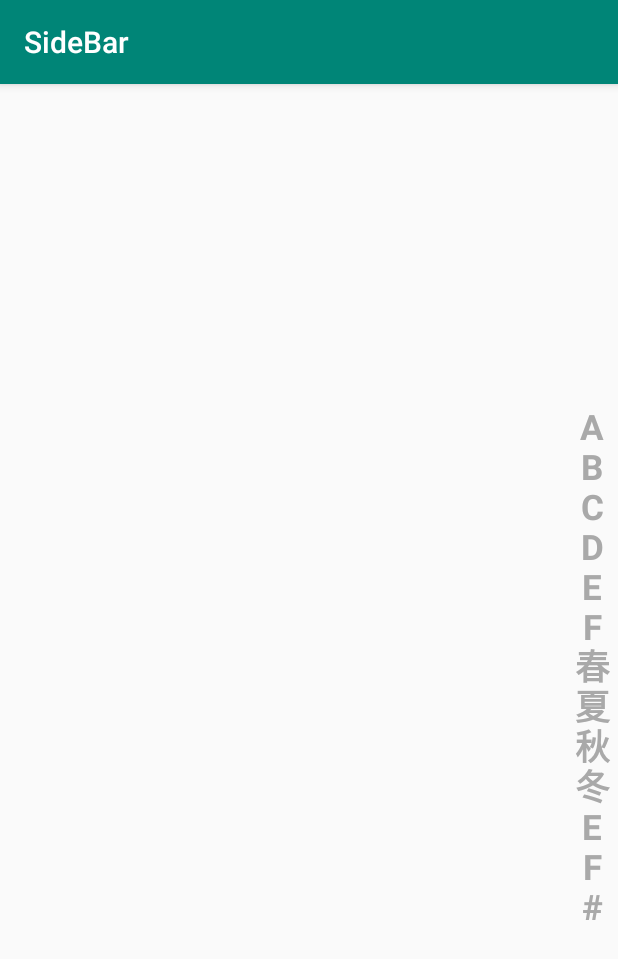
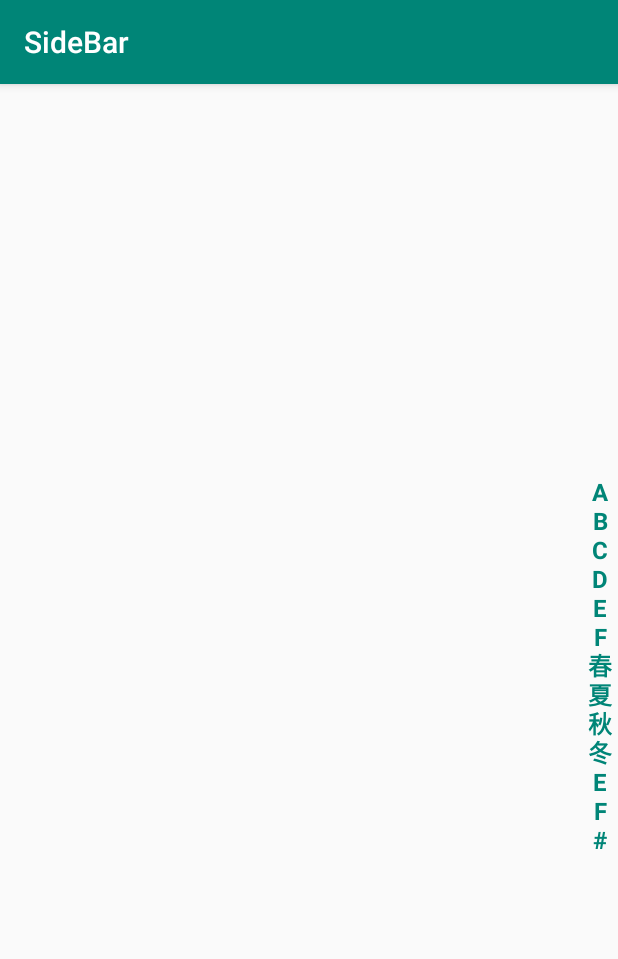
Before and after one commit to 4happymeatball/SideBar, an Android app: the screen it shows after launch (TestActivity), on a phone screen of 412 x 824 dp. Shown: the top 959 px of the screen. Run offline under Robolectric (Android 15) with nearby library versions, the phone set to English and light mode, and no system bars.

Commit message:
update to 1.0.2

```diff
--- a/app/src/main/res/layout/activity_test.xml
+++ b/app/src/main/res/layout/activity_test.xml
@@ -8,10 +8,12 @@
 
     <TextView
         android:id="@+id/hint"
-        android:layout_width="60dp"
-        android:layout_height="60dp"
+        android:layout_width="90dp"
+        android:layout_height="90dp"
+        android:background="@color/colorPrimary"
         android:gravity="center"
-        android:background="@color/colorPrimary"
+        android:textSize="28sp"
+        android:textStyle="bold"
         android:visibility="gone"
 
         app:layout_constraintBottom_toBottomOf="parent"
@@ -23,9 +25,12 @@
         android:id="@+id/sideBar"
         android:layout_width="wrap_content"
         android:layout_height="wrap_content"
-
         app:layout_constraintBottom_toBottomOf="parent"
         app:layout_constraintEnd_toEndOf="parent"
-        app:layout_constraintTop_toTopOf="parent" />
+        app:layout_constraintTop_toTopOf="parent"
+
+        app:textColorNormal="@color/colorPrimary"
+        app:textColorPressed="@color/colorAccent"
+        app:textSize="16sp" />
 
 </android.support.constraint.ConstraintLayout>
--- a/sidebar/build.gradle
+++ b/sidebar/build.gradle
@@ -9,7 +9,7 @@ android {
         minSdkVersion 15
         targetSdkVersion 27
         versionCode 1
-        versionName "1.0.1"
+        versionName "1.0.2"
 
         testInstrumentationRunner "android.support.test.runner.AndroidJUnitRunner"
 
@@ -37,7 +37,7 @@ publish {
     userOrg = 'spinel'
     groupId = 'com.4happymeatball'
     artifactId = 'sidebar'
-    publishVersion = '1.0.1'
+    publishVersion = '1.0.2'
     desc = 'Android sidebar widget use for show contact list initials.'
     website = 'https://github.com/4happymeatball/SideBar'
 }
```
Also changed, not shown: 1 other file.
